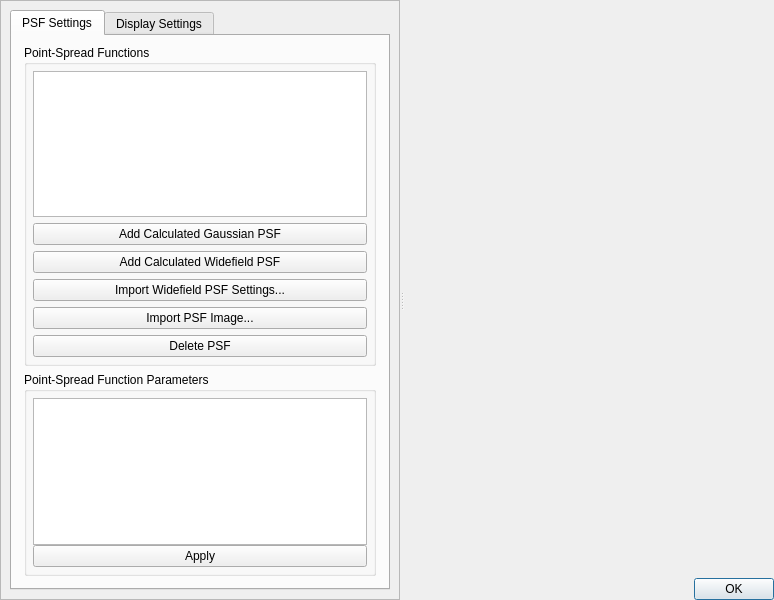
Before: the Qt Designer form apps/MicroscopeSimulator/PSFEditorDialog.ui in CISMM/MicroscopeSimulator2, drawn with Qt 5.
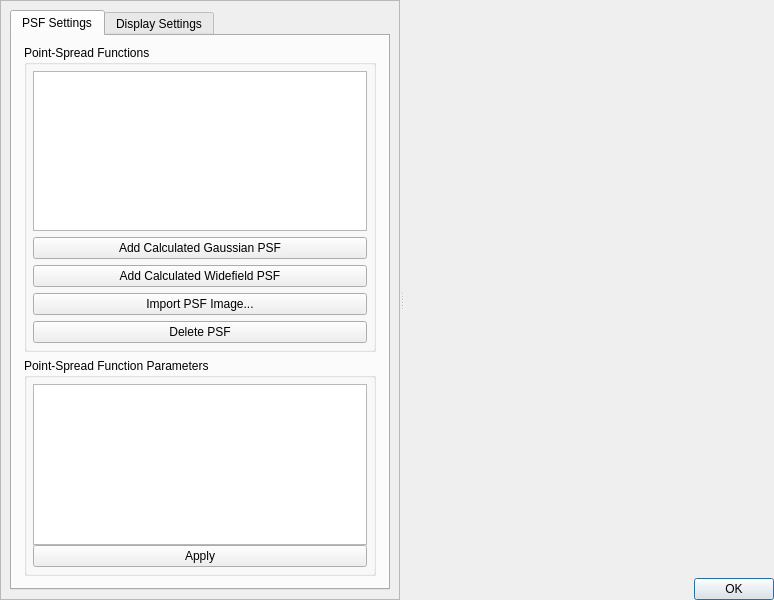
After: the same form once the commit is applied. Custom widgets are drawn as their Qt base class.

Commit message: Removed button for importing widefield PSF settings from Visual PSF Optimizer. Functionality was never implemented anyway, and pasting values in is just as good.

The edit to the form file:
```diff
--- a/apps/MicroscopeSimulator/PSFEditorDialog.ui
+++ b/apps/MicroscopeSimulator/PSFEditorDialog.ui
@@ -114,13 +114,6 @@
                     </property>
                    </widget>
                   </item>
-                  <item>
-                   <widget class="QPushButton" name="gui_ImportWidefieldPSFSettingsButton">
-                    <property name="text">
-                     <string>Import Widefield PSF Settings...</string>
-                    </property>
-                   </widget>
-                  </item>
                   <item>
                    <widget class="QPushButton" name="gui_ImportPSFButton">
                     <property name="text">
@@ -633,6 +626,11 @@
    <extends>QWidget</extends>
    <header>QVTKWidget.h</header>
   </customwidget>
+  <customwidget>
+   <class>QCopyPasteTableView</class>
+   <extends>QTableView</extends>
+   <header location="global">QCopyPasteTableView.h</header>
+  </customwidget>
  </customwidgets>
  <resources/>
  <connections>
```
Left out of the diff: 4 changed lines with no effect on the pictures. The commit also changes 2 other files.
